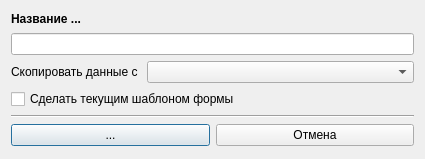
Before: the Qt Designer form designer/dialogwindows/neddw/nedtemplatedialogwindow.ui in Artemako/auto-exec-doc, drawn with Qt 5.
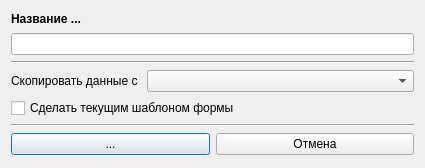
After: the same form once the commit is applied. Icons and pictures are not drawn.

```diff
--- a/designer/dialogwindows/neddw/nedtemplatedialogwindow.ui
+++ b/designer/dialogwindows/neddw/nedtemplatedialogwindow.ui
@@ -7,7 +7,7 @@
     <x>0</x>
     <y>0</y>
     <width>425</width>
-    <height>159</height>
+    <height>168</height>
    </rect>
   </property>
   <property name="windowTitle">
@@ -52,6 +52,13 @@
      </property>
     </widget>
    </item>
+   <item>
+    <widget class="Line" name="line_2">
+     <property name="orientation">
+      <enum>Qt::Horizontal</enum>
+     </property>
+    </widget>
+   </item>
    <item>
     <layout class="QHBoxLayout" name="hl_copytemplate" stretch="0,1">
      <item>
```
